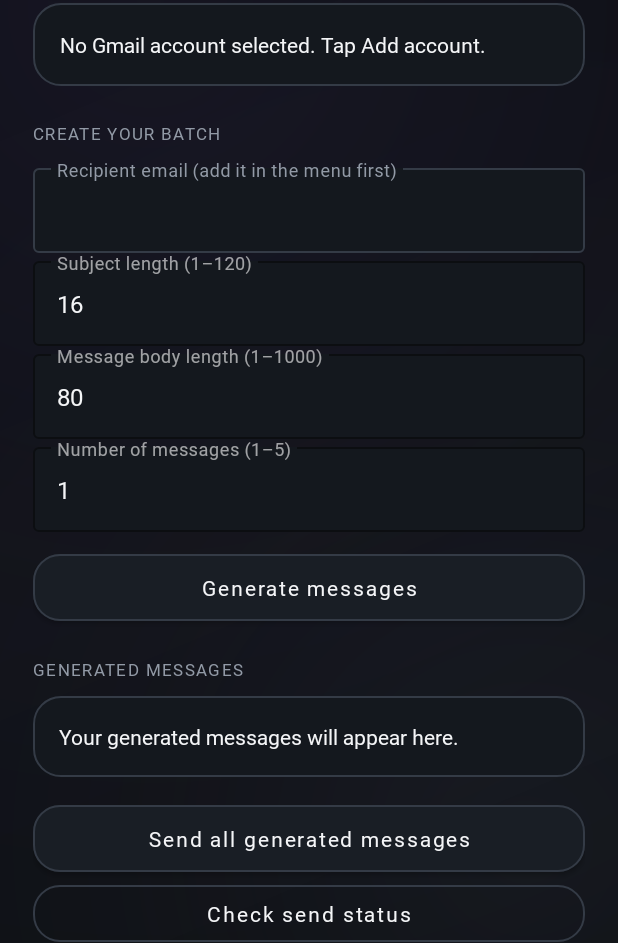
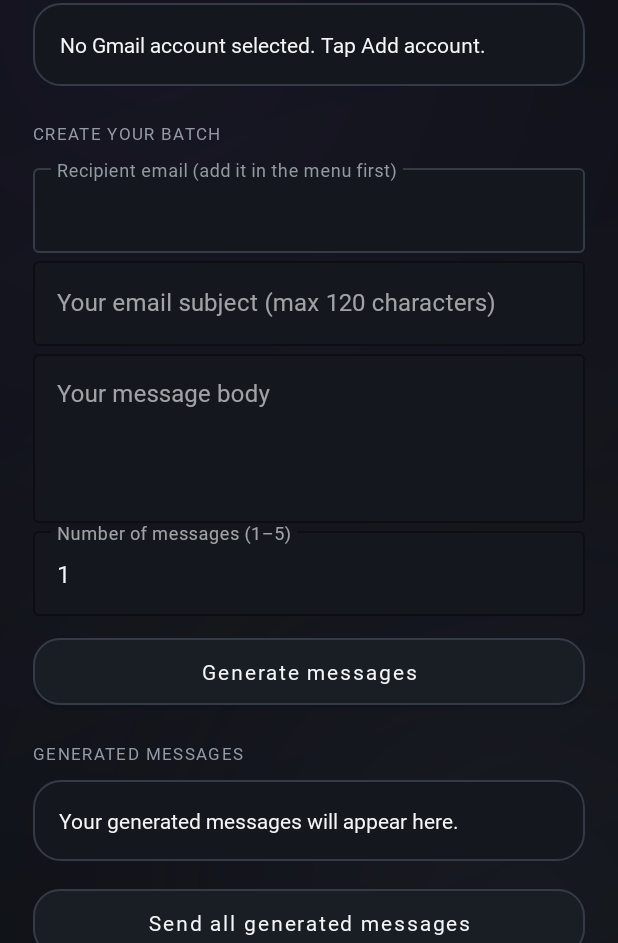
Before and after one commit to 0csh/MailCrusher, an Android app: the screen it shows after launch (MainActivity), after a tap on "Close menu", on a phone screen of 412 x 824 dp, the part 293-1236 px from its top. Run offline under Robolectric (Android 15) with nearby library versions, the phone set to English and light mode, and no system bars; 2 other taps on this screen came first.

Commit message:
Add custom email subject and body inputs

```diff
--- a/app/src/main/res/layout/activity_main.xml
+++ b/app/src/main/res/layout/activity_main.xml
@@ -85,13 +85,13 @@
         <com.google.android.material.textfield.TextInputLayout
             android:layout_width="match_parent"
             android:layout_height="wrap_content"
-            android:hint="Subject length (1–120)">
+            android:hint="Your email subject (max 120 characters)">
             <com.google.android.material.textfield.TextInputEditText
-                android:id="@+id/edtSubjectLength"
+                android:id="@+id/edtSubject"
                 android:layout_width="match_parent"
                 android:layout_height="wrap_content"
-                android:inputType="number"
-                android:text="16"
+                android:inputType="textCapSentences"
+                android:maxLength="120"
                 android:textColor="@color/mc_text"
                 android:fontFamily="@font/montserrat_variable"
                 android:fontWeight="600" />
@@ -100,13 +100,15 @@
         <com.google.android.material.textfield.TextInputLayout
             android:layout_width="match_parent"
             android:layout_height="wrap_content"
-            android:hint="Message body length (1–1000)">
+            android:hint="Your message body">
             <com.google.android.material.textfield.TextInputEditText
-                android:id="@+id/edtBodyLength"
+                android:id="@+id/edtBody"
                 android:layout_width="match_parent"
                 android:layout_height="wrap_content"
-                android:inputType="number"
-                android:text="80"
+                android:inputType="textCapSentences|textMultiLine"
+                android:minLines="4"
+                android:maxLines="8"
+                android:gravity="top|start"
                 android:textColor="@color/mc_text"
                 android:fontFamily="@font/montserrat_variable"
                 android:fontWeight="600" />
```
